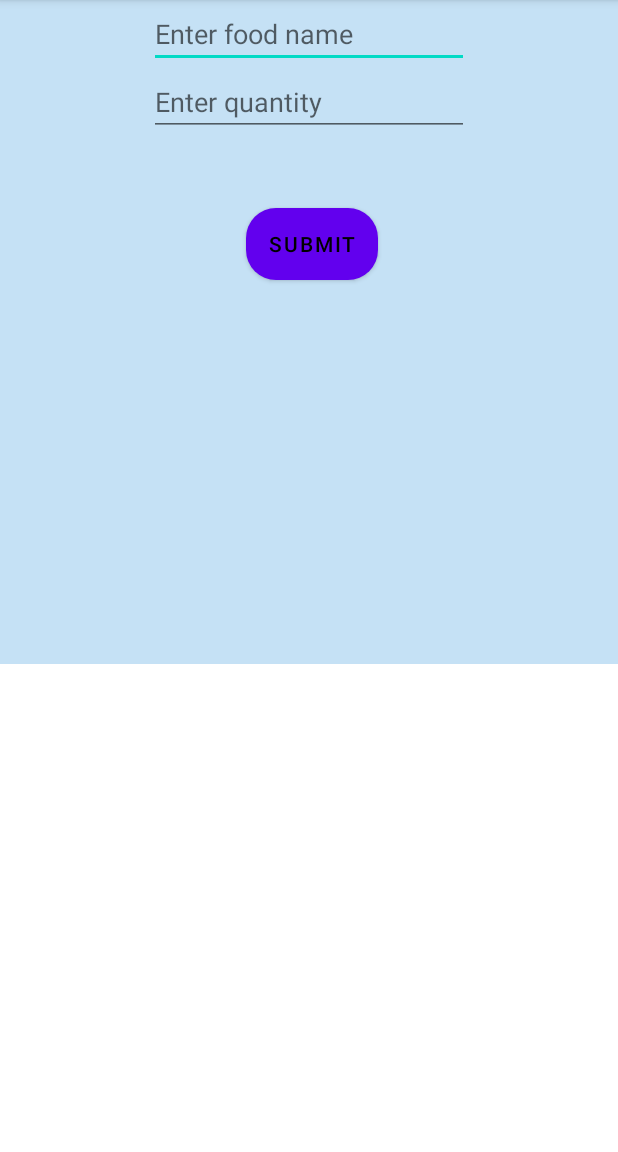
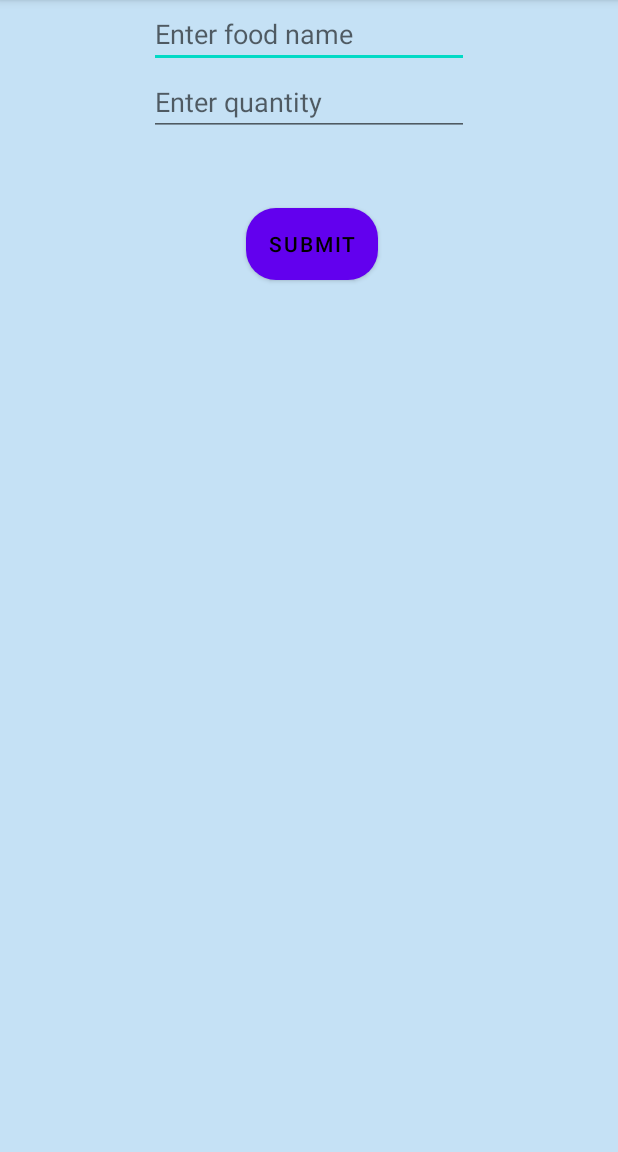
Before and after one commit to alamuramasamy9/MobileApp-Fitfoodie, an Android app: the DietTwo screen opened directly, with no data from a screen before it, on a phone screen of 412 x 824 dp, the part 84-1236 px from its top. Run offline under Robolectric (Android 15) with nearby library versions, the phone set to English and light mode, and no system bars; our stand-ins replace Firebase (no records; nobody signed in at launch, a user with empty details on screens opened directly); libraries missing offline, so code that uses them is left out: io.grpc.

Commit message:
background

```diff
--- a/app/src/main/res/layout/activity_diet_two.xml
+++ b/app/src/main/res/layout/activity_diet_two.xml
@@ -3,6 +3,7 @@
 <ScrollView xmlns:android="http://schemas.android.com/apk/res/android"
     xmlns:tools="http://schemas.android.com/tools"
     android:layout_width="match_parent"
+    android:background="#c5e1f5"
     android:layout_height="match_parent">
 
 <androidx.constraintlayout.widget.ConstraintLayout
```
